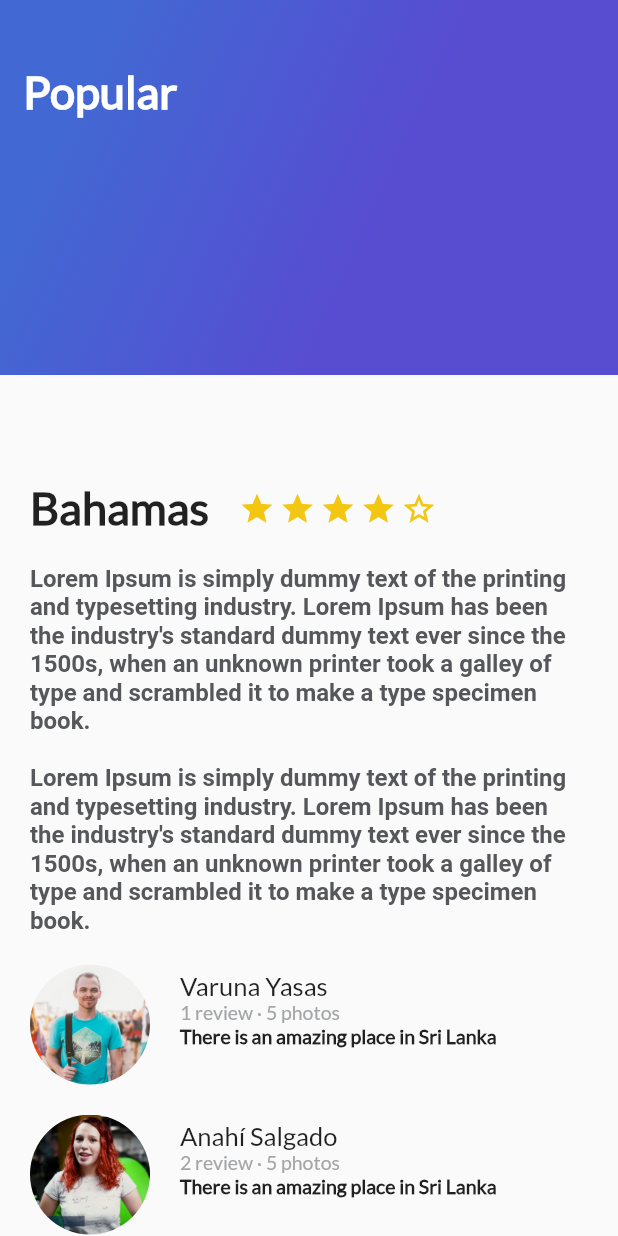
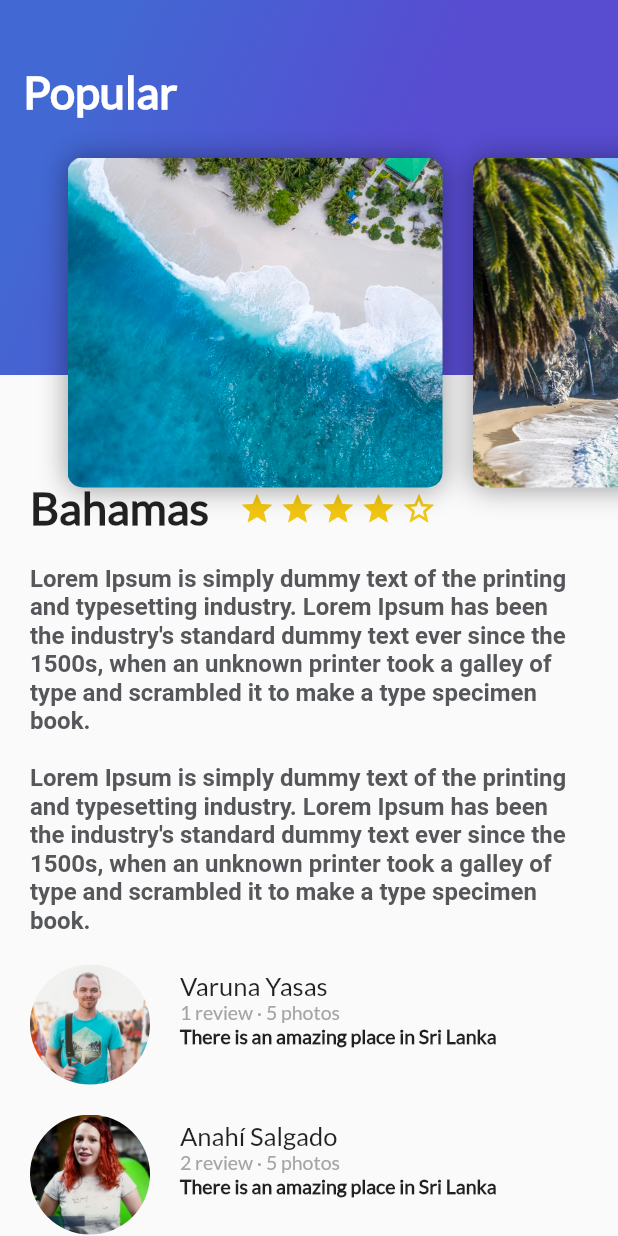
Before and after one commit to mpita/trips_app, a Flutter app: the screen it shows after launch, on a phone screen of 412 x 824 dp. Run offline on Flutter 3.47's test engine with Material 2 defaults, Android fonts, the phone set to English and light mode, and no system bars.

```diff
--- /dev/null
+++ b/lib/card_image_list.dart
@@ -0,0 +1,26 @@
+import 'package:flutter/material.dart';
+import 'card_image.dart';
+
+
+class CardImageList extends StatelessWidget {
+  @override
+  Widget build(BuildContext context) {
+    // TODO: implement build
+    return Container(
+      height: 350.0,
+      child: ListView(
+        padding: EdgeInsets.all(25.0),
+        scrollDirection: Axis.horizontal,
+        children: <Widget>[
+          CardImage("assets/img/beach.jpeg"),
+          CardImage("assets/img/beach_palm.jpeg"),
+          CardImage("assets/img/mountain.jpeg"),
+          CardImage("assets/img/mountain_stars.jpeg"),
+          CardImage("assets/img/river.jpeg"),
+          CardImage("assets/img/sunset.jpeg")
+        ],
+      ),
+    );
+  }
+
+}
--- /dev/null
+++ b/lib/header_appbar.dart
@@ -0,0 +1,18 @@
+import 'package:flutter/material.dart';
+import 'gradient_back.dart';
+import 'card_image_list.dart';
+
+
+class HeaderAppBar extends StatelessWidget {
+  @override
+  Widget build(BuildContext context) {
+    // TODO: implement build
+    return Stack(
+      children: <Widget>[
+        GradientBack("Popular"),
+        CardImageList()
+      ],
+    );
+  }
+
+}
--- a/lib/main.dart
+++ b/lib/main.dart
@@ -1,7 +1,7 @@
 import 'package:flutter/material.dart';
 import 'description_place.dart';
 import 'rewiew_list.dart';
-import 'gradient_back.dart';
+import 'header_appbar.dart';
 
 void main() => runApp(MyApp());
 
@@ -33,7 +33,7 @@ class MyApp extends StatelessWidget {
                 ReviewList()
               ],
             ),
-            GradientBack("Popular"),
+            HeaderAppBar(),
 
           ],
         ),
```
